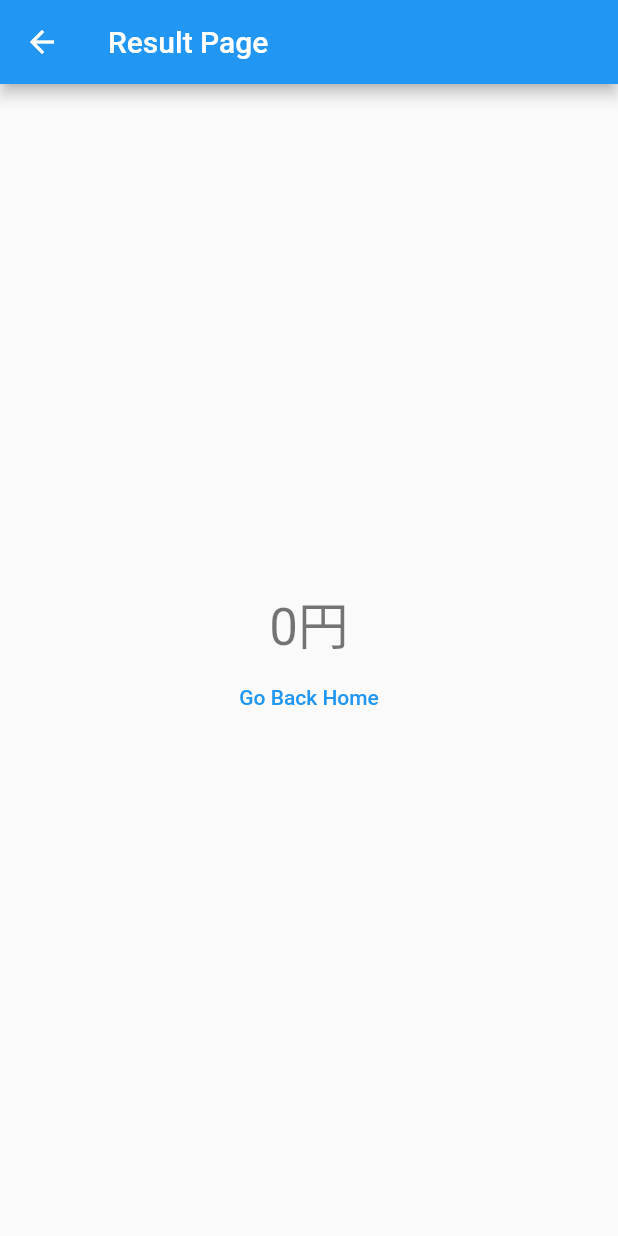
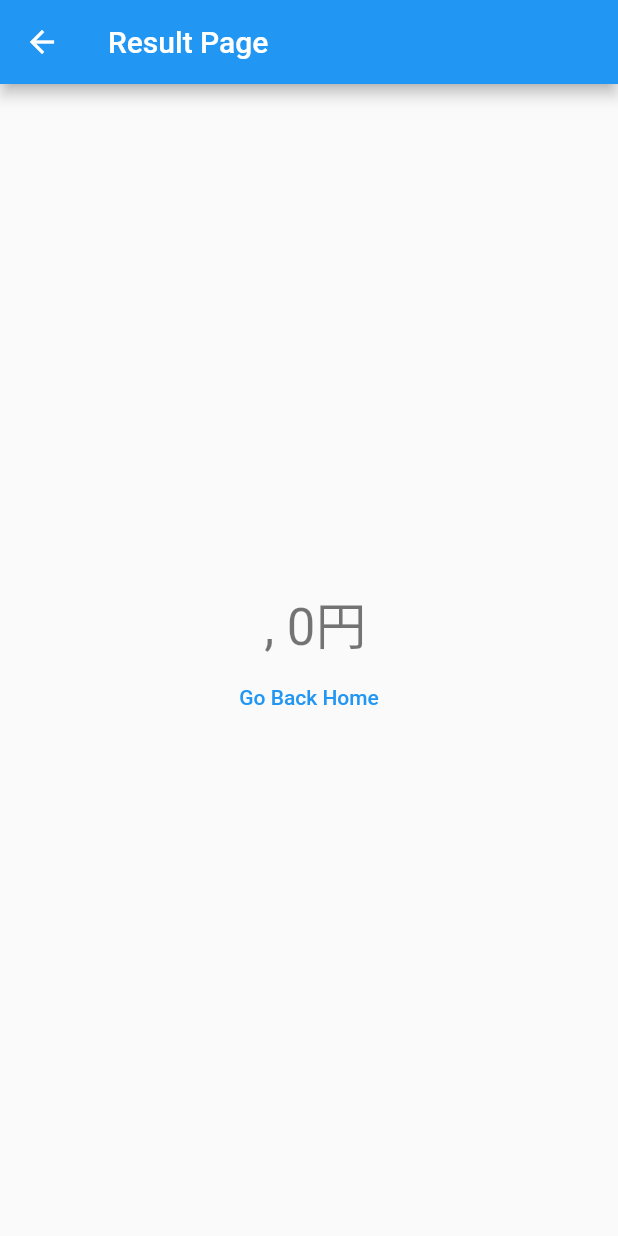
Before and after one commit to Kentea-Watanabe/flutter_money_gambling, a Flutter app: the screen it shows after launch, after a tap on "UP", after a tap on "END", on a phone screen of 412 x 824 dp. Run offline on Flutter 3.47's test engine with Material 2 defaults, Android fonts, the phone set to English and light mode, and no system bars.

Commit message:
add main

```diff
--- a/lib/main.dart
+++ b/lib/main.dart
@@ -35,13 +35,16 @@ class MyHomePage extends StatefulWidget {
 
 class _MyHomePageState extends State<MyHomePage> {
   int _counter = 1;
-
+  var _text = '';
+  var String_count = "hoge";
+  final _editController = TextEditingController();
   void _incrementCounter() {
     setState(() {
       var random = math.Random();
-      if (_counter == 0) {
-        _counter = 1;
-      }
+      // 0になったら永遠と0円
+      // if (_counter == 0) {
+      //   _counter = 1;
+      // }
       _counter *= random.nextInt(10);
     });
   }
@@ -57,7 +60,22 @@ class _MyHomePageState extends State<MyHomePage> {
           mainAxisAlignment: MainAxisAlignment.center,
           children: <Widget>[
             Text(
-              '$_counter円',
+              'Write your name and click UP.',
+              style: TextStyle(
+                fontSize: 44,
+                height: 2,
+              ),
+            ),
+            new TextField(
+              controller: _editController,
+              decoration: InputDecoration(
+                hintText: 'please give me a nickname',
+                prefixIcon: Icon(Icons.person),
+                border: OutlineInputBorder(),
+              ),
+            ),
+            Text(
+              '所持金 : $_counter円',
               style: Theme.of(context).textTheme.headline4,
             ),
             FloatingActionButton(
@@ -67,9 +85,26 @@ class _MyHomePageState extends State<MyHomePage> {
             ),
             TextButton(
               onPressed: () {
-                Navigator.of(context).pushNamed("/result", arguments: _counter);
+                // 入力フォームの値を取得
+                _text = _editController.text;
+                // int型を文字型に変換
+                String String_count = _counter.toString();
+                // 結果表示のため、result_val = ニックネーム, 所持金とする
+                var result_val = "$_text , $String_count";
+                // 所持金を初期化
+                _counter = 1;
+                // 入力フォームを初期化
+                _editController.clear();
+                Navigator.of(context)
+                    .pushNamed('/result', arguments: result_val);
               },
-              child: Text('END'),
+              child: Text(
+                'END',
+                style: TextStyle(
+                  fontSize: 44,
+                  height: 1.5,
+                ),
+              ),
             )
           ],
         ),
@@ -78,14 +113,20 @@ class _MyHomePageState extends State<MyHomePage> {
   }
 }
 
+var get_result = <String>[];
+
 class ResultPage extends StatelessWidget {
   int result = 9999;
+  String name = "hoge";
   Object? args;
   @override
   Widget build(BuildContext context) {
     if (args == null) {
       args = ModalRoute.of(context)!.settings.arguments;
-      result = args as int; //Object型なので型を指定する
+      // result = args as int; //Object型なので型を指定する
+      // list.add(result);
+      name = args as String; //Object型なので型を指定する
+      get_result.add(name);
     }
     return Scaffold(
       appBar: AppBar(
@@ -95,13 +136,15 @@ class ResultPage extends StatelessWidget {
         child: Column(
           mainAxisAlignment: MainAxisAlignment.center,
           children: <Widget>[
-            Text(
-              '$result円',
-              style: Theme.of(context).textTheme.headline4,
-            ),
+            // for (final list_ in list)
+            for (final result_ in get_result)
+              Text(
+                '$result_円',
+                style: Theme.of(context).textTheme.headline4,
+              ),
             TextButton(
               onPressed: () {
-                Navigator.popUntil(context, (route) => route.isFirst);
+                Navigator.of(context).pop();
               },
               child: Text('Go Back Home'),
             )
```
